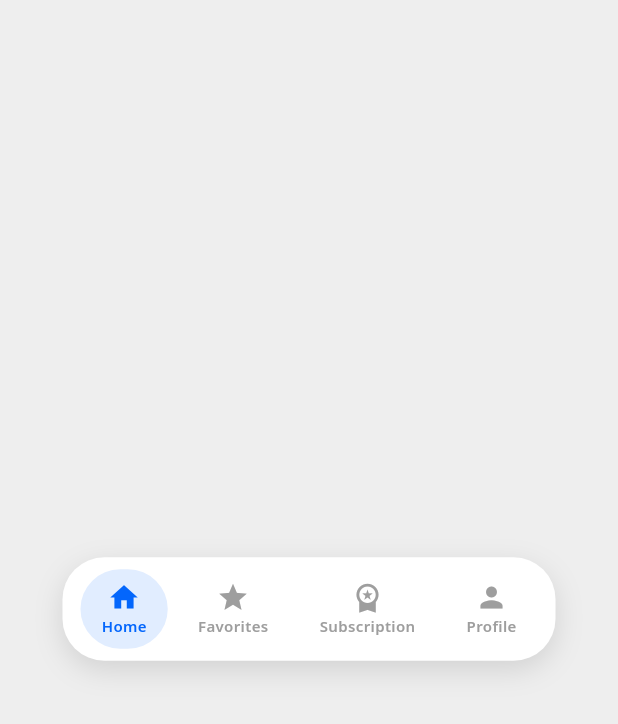
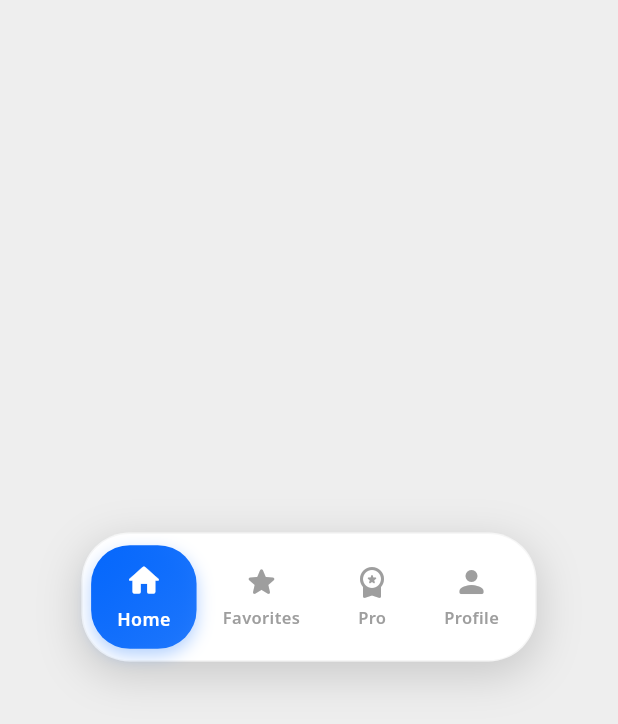
Before and after one commit to daniel0021-cpu/Campita, a Flutter app: the screen it shows after launch, on a phone screen of 412 x 824 dp. Shown: the top 724 px of the screen. Run offline on Flutter 3.47's test engine with Material 3 defaults, Android fonts, the phone set to English and light mode, and no system bars; our stand-ins replace flutter_compass, flutter_map, geolocator, google_fonts, latlong2, share_plus and 1 more; missing offline and left inert: dart:html; network calls fail.

Commit message:
Add Google Maps/Apple Maps style: pill-shaped nav, category chips with icons, smooth animations

```diff
--- a/lib/screens/enhanced_campus_map.dart
+++ b/lib/screens/enhanced_campus_map.dart
@@ -1677,13 +1677,14 @@ out skel qt;
       left: 0,
       right: 0,
       child: SizedBox(
-        height: 50,
+        height: 58,
         child: ListView(
           scrollDirection: Axis.horizontal,
           padding: const EdgeInsets.symmetric(horizontal: 16),
-          children: [
-            _buildCategoryChip('All', null),
-            const SizedBox(width: 8),
+          physics: const BouncingScrollPhysics(),
+          children: [
+            _buildModernCategoryChip('All', null, Icons.explore_rounded),
+            const SizedBox(width: 10),
             ...BuildingCategory.values.where((category) {
               final buildingsToCheck = _osmBuildings.isNotEmpty ? _osmBuildings : campusBuildings;
               return buildingsToCheck.any((b) => b.category == category);
@@ -1691,10 +1692,11 @@ out skel qt;
               final buildingsToCheck = _osmBuildings.isNotEmpty ? _osmBuildings : campusBuildings;
               final building = buildingsToCheck.firstWhere((b) => b.category == category);
               return Padding(
-                padding: const EdgeInsets.only(right: 8),
-                child: _buildCategoryChip(
+                padding: const EdgeInsets.only(right: 10),
+                child: _buildModernCategoryChip(
                   building.categoryName,
                   category,
+                  _getCategoryIcon(category),
                 ),
               );
             }),
@@ -1730,25 +1732,51 @@ out skel qt;
     }
   }
 
-  Widget _buildCategoryChip(String label, BuildingCategory? category) {
+  Widget _buildModernCategoryChip(String label, BuildingCategory? category, IconData icon) {
     final isSelected = _selectedCategory == category;
     final isDark = Theme.of(context).brightness == Brightness.dark;
 
-    return FilterChip(
-      label: Text(label),
-      selected: isSelected,
-      onSelected: (selected) {
+    return AnimatedContainer(
+      duration: const Duration(milliseconds: 250),
+      curve: Curves.easeOutCubic,
+      child: Material(
+        elevation: isSelected ? 8 : 3,
+        shadowColor: isSelected ? AppColors.primary.withOpacity(0.4) : Colors.black.withOpacity(0.1),
+        borderRadius: BorderRadius.circular(28),
+        color: isSelected
+            ? AppColors.primary
+            : (isDark ? AppColors.darkCard : Colors.white),
+        child: InkWell(
+          onTap: () {
             setState(() {
-          _selectedCategory = selected ? category : null;
+              _selectedCategory = _selectedCategory == category ? null : category;
             });
           },
-      backgroundColor: isDark ? AppColors.darkCard : AppColors.ash,
-      selectedColor: AppColors.primary,
-      labelStyle: GoogleFonts.notoSans(
+          borderRadius: BorderRadius.circular(28),
+          child: Padding(
+            padding: const EdgeInsets.symmetric(horizontal: 18, vertical: 12),
+            child: Row(
+              mainAxisSize: MainAxisSize.min,
+              children: [
+                Icon(
+                  icon,
+                  size: 20,
+                  color: isSelected ? Colors.white : AppColors.primary,
+                ),
+                const SizedBox(width: 8),
+                Text(
+                  label,
+                  style: GoogleFonts.notoSans(
                     color: isSelected ? Colors.white : AppColors.textPrimaryAdaptive(context),
-        fontWeight: FontWeight.w500,
-      ),
-      padding: const EdgeInsets.symmetric(horizontal: 12, vertical: 8),
+                    fontWeight: FontWeight.w600,
+                    fontSize: 14,
+                  ),
+                ),
+              ],
+            ),
+          ),
+        ),
+      ),
     );
   }
 
@@ -2360,28 +2388,34 @@ out skel qt;
         top: false,
         child: Center(
           child: Container(
-            padding: const EdgeInsets.symmetric(horizontal: 12, vertical: 8),
+            margin: const EdgeInsets.only(bottom: 16, left: 20, right: 20),
+            padding: const EdgeInsets.symmetric(horizontal: 8, vertical: 10),
             decoration: BoxDecoration(
               color: AppColors.cardBackground(context),
-              borderRadius: BorderRadius.circular(28),
+              borderRadius: BorderRadius.circular(32),
+              border: Border.all(
+                color: AppColors.borderAdaptive(context).withOpacity(0.3),
+                width: 1,
+              ),
               boxShadow: [
                 BoxShadow(
-                  color: Colors.black.withValues(alpha: isDark ? 0.4 : 0.12),
-                  blurRadius: 16,
-                  offset: const Offset(0, 6),
+                  color: Colors.black.withValues(alpha: isDark ? 0.5 : 0.15),
+                  blurRadius: 24,
+                  offset: const Offset(0, 8),
+                  spreadRadius: 2,
                 ),
               ],
             ),
             child: Row(
               mainAxisSize: MainAxisSize.min,
               children: [
-                _navItem(Icons.home, 'Home', 0),
-                const SizedBox(width: 6),
-                _navItem(Icons.star, 'Favorites', 1),
-                const SizedBox(width: 6),
-                _navItem(Icons.workspace_premium, 'Subscription', 2),
-                const SizedBox(width: 6),
-                _navItem(Icons.person, 'Profile', 3),
+                _navItem(Icons.home_rounded, 'Home', 0),
+                const SizedBox(width: 4),
+                _navItem(Icons.star_rounded, 'Favorites', 1),
+                const SizedBox(width: 4),
+                _navItem(Icons.workspace_premium_rounded, 'Pro', 2),
+                const SizedBox(width: 4),
+                _navItem(Icons.person_rounded, 'Profile', 3),
               ],
             ),
           ),
@@ -2392,7 +2426,16 @@ out skel qt;
 
   Widget _navItem(IconData icon, String label, int index) {
     final selected = _selectedNavIndex == index;
-    return InkWell(
+    return TweenAnimationBuilder<double>(
+      tween: Tween(begin: 0.0, end: selected ? 1.0 : 0.0),
+      duration: const Duration(milliseconds: 300),
+      curve: Curves.easeOutCubic,
+      builder: (context, value, child) {
+        return Transform.scale(
+          scale: 1.0 + (value * 0.08),
+          child: Material(
+            color: Colors.transparent,
+            child: InkWell(
               onTap: () {
                 if (index == 1) {
                   // Dedicated Favorites screen
@@ -2426,30 +2469,58 @@ out skel qt;
                   setState(() => _selectedNavIndex = index);
                 }
               },
-      borderRadius: BorderRadius.circular(40),
+              borderRadius: BorderRadius.circular(24),
               child: AnimatedContainer(
-        duration: const Duration(milliseconds: 200),
-        padding: const EdgeInsets.symmetric(horizontal: 14, vertical: 8),
+                duration: const Duration(milliseconds: 300),
+                curve: Curves.easeOutCubic,
+                padding: const EdgeInsets.symmetric(horizontal: 16, vertical: 10),
                 decoration: BoxDecoration(
-          color: selected ? AppColors.primary.withValues(alpha: 0.12) : Colors.transparent,
-          borderRadius: BorderRadius.circular(40),
+                  gradient: selected
+                      ? LinearGradient(
+                          colors: [
+                            AppColors.primary,
+                            AppColors.primary.withOpacity(0.85),
+                          ],
+                          begin: Alignment.topLeft,
+                          end: Alignment.bottomRight,
+                        )
+                      : null,
+                  color: selected ? null : Colors.transparent,
+                  borderRadius: BorderRadius.circular(24),
+                  boxShadow: selected
+                      ? [
+                          BoxShadow(
+                            color: AppColors.primary.withOpacity(0.3),
+                            blurRadius: 8,
+                            offset: const Offset(0, 4),
+                          ),
+                        ]
+                      : null,
                 ),
                 child: Column(
                   mainAxisSize: MainAxisSize.min,
                   children: [
-            Icon(icon, color: selected ? AppColors.primary : AppColors.grey, size: 22),
-            const SizedBox(height: 1),
+                    Icon(
+                      icon,
+                      color: selected ? Colors.white : AppColors.grey,
+                      size: 24,
+                    ),
+                    const SizedBox(height: 4),
                     Text(
                       label,
                       style: GoogleFonts.notoSans(
-                fontSize: 10,
+                        fontSize: 11,
                         fontWeight: FontWeight.w600,
-                color: selected ? AppColors.primary : AppColors.grey,
-              ),
-            ),
-          ],
-        ),
-      ),
+                        color: selected ? Colors.white : AppColors.grey,
+                      ),
+                    ),
+                  ],
+                ),
+              ),
+            ),
+          ),
+        );
+      },
     );
   }
 
```
Lines whose indentation alone changed are shown as unchanged.
